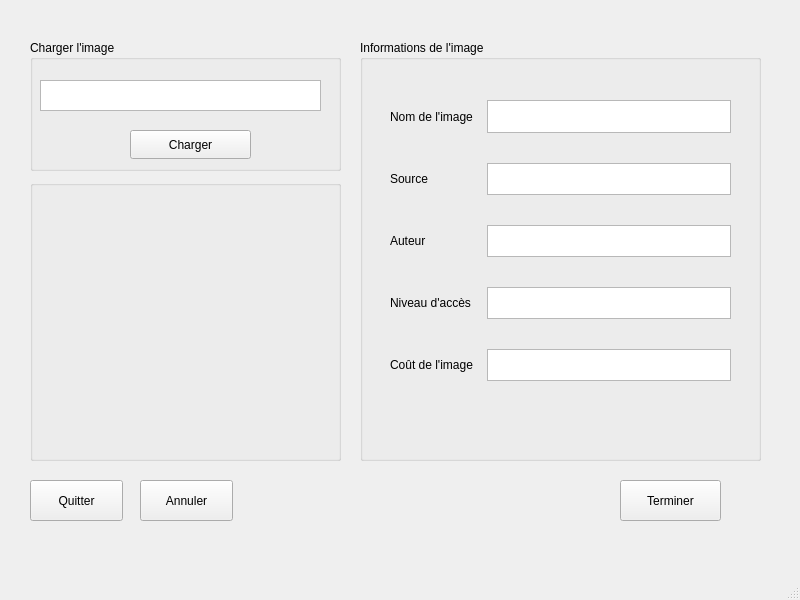
Before: the Qt Designer form ui/databasewindow.ui in konstantinosmelis/projet-informatique, drawn with Qt 5.
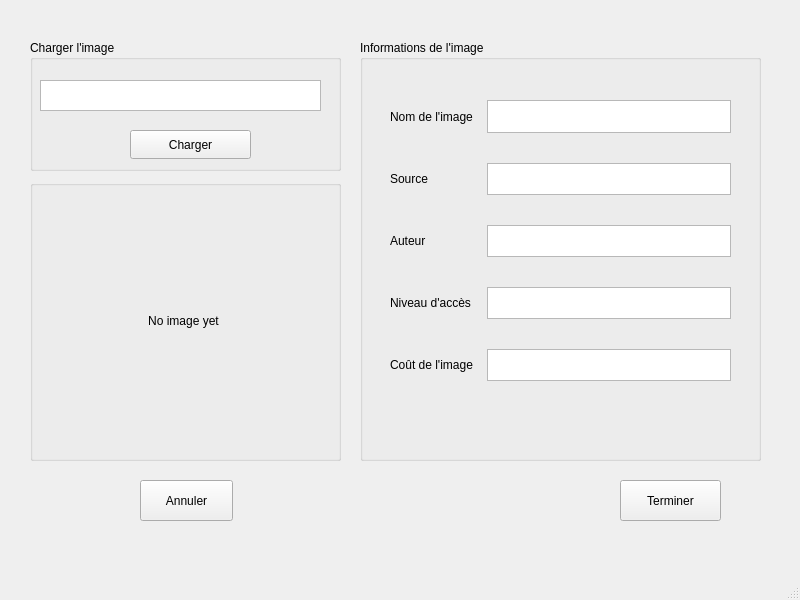
After: the same form once the commit is applied.

What changed in the file:
```diff
--- a/ui/databasewindow.ui
+++ b/ui/databasewindow.ui
@@ -134,19 +134,6 @@
      </property>
     </widget>
    </widget>
-   <widget class="QPushButton" name="exitButton">
-    <property name="geometry">
-     <rect>
-      <x>30</x>
-      <y>480</y>
-      <width>93</width>
-      <height>41</height>
-     </rect>
-    </property>
-    <property name="text">
-     <string>Quitter</string>
-    </property>
-   </widget>
    <widget class="QPushButton" name="returnButton">
     <property name="geometry">
      <rect>
@@ -185,6 +172,22 @@
     <property name="title">
      <string/>
     </property>
+    <widget class="QLabel" name="imagePreview">
+     <property name="geometry">
+      <rect>
+       <x>8</x>
+       <y>15</y>
+       <width>291</width>
+       <height>251</height>
+      </rect>
+     </property>
+     <property name="text">
+      <string>No image yet</string>
+     </property>
+     <property name="alignment">
+      <set>Qt::AlignCenter</set>
+     </property>
+    </widget>
    </widget>
   </widget>
   <widget class="QMenuBar" name="menubar">
```
